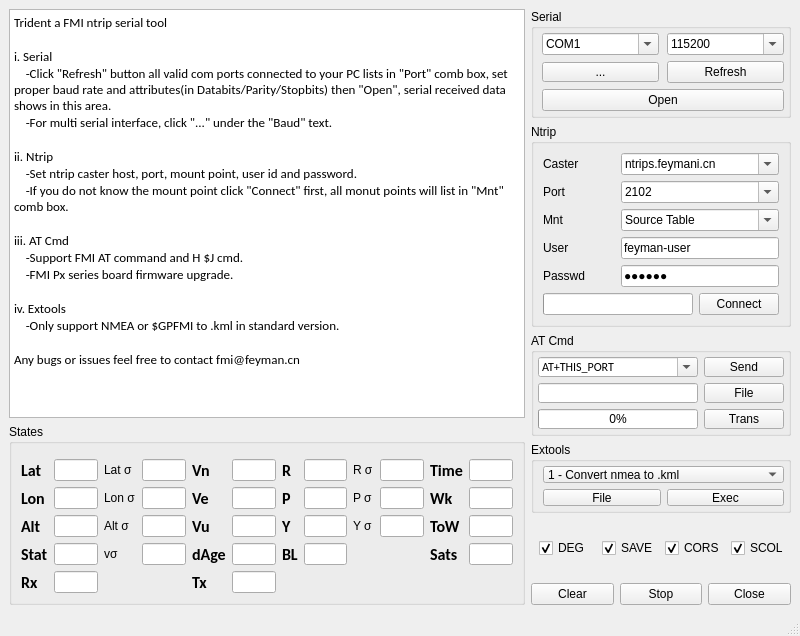
Above: gui/mainwindow.ui from linlintaotao/trident3.0 before the change. Below: the same form after it.
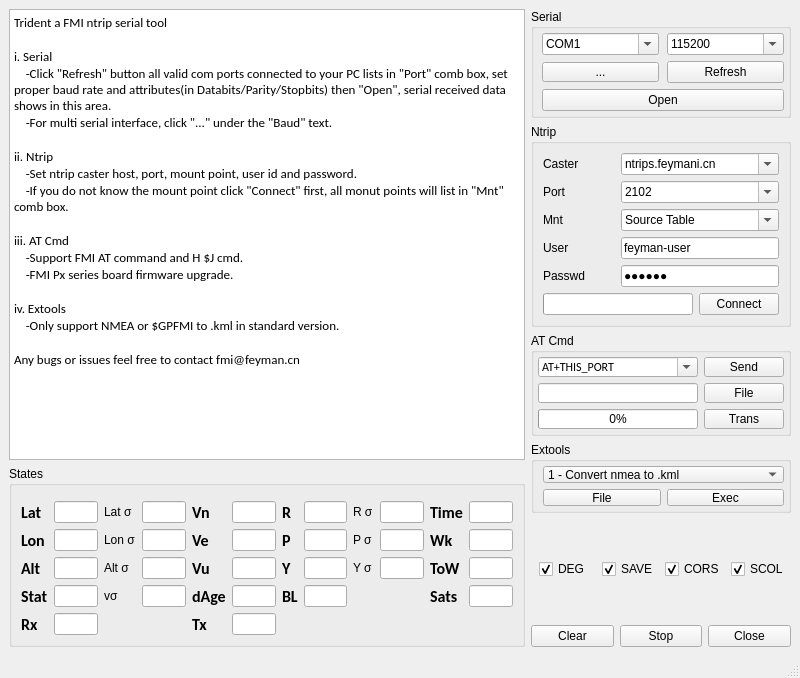
That is the form after the change.

Commit message: 1010 - add read_serial log

Patch:
```diff
--- a/gui/mainwindow.ui
+++ b/gui/mainwindow.ui
@@ -10,7 +10,7 @@
     <x>0</x>
     <y>0</y>
     <width>800</width>
-    <height>636</height>
+    <height>678</height>
    </rect>
   </property>
   <widget class="QWidget" name="centralwidget">
```
Left out of the diff: 2 changed lines with no effect on the pictures. The commit also changes 2 other files.
